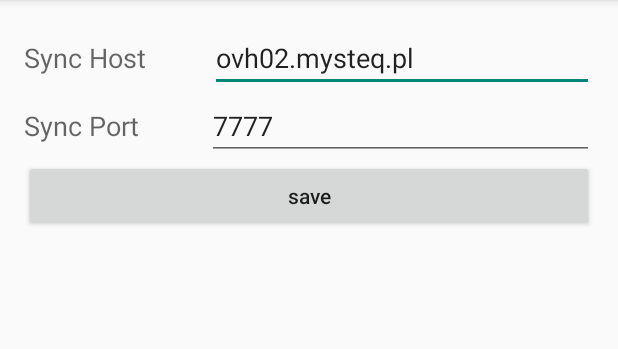
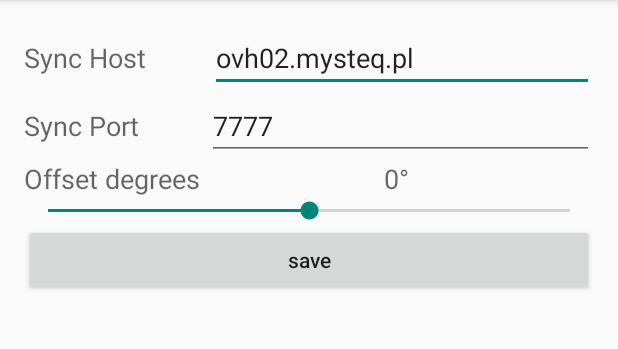
Before and after one commit to themysteq/rssi-recorder-new, an Android app: the SettingsActivity screen opened directly, with no data from a screen before it, on a phone screen of 412 x 824 dp, the part 84-433 px from its top. Run offline under Robolectric (Android 15) with nearby library versions, the phone set to English and light mode, and no system bars; our stand-ins replace ButterKnife, EventBus.

Commit message:
- Poprawki kompasu, fixes #22

```diff
--- a/app/src/main/java/pl/mysteq/software/rssirecordernew/activities/SettingsActivity.java
+++ b/app/src/main/java/pl/mysteq/software/rssirecordernew/activities/SettingsActivity.java
@@ -1,17 +1,17 @@
 package pl.mysteq.software.rssirecordernew.activities;
 
 import android.app.Activity;
-import android.content.Intent;
 import android.content.SharedPreferences;
 import android.net.ParseException;
 import android.os.Bundle;
 import android.util.Log;
 import android.widget.EditText;
+import android.widget.SeekBar;
+import android.widget.TextView;
 import android.widget.Toast;
 
 import org.greenrobot.eventbus.EventBus;
 
-import butterknife.BindString;
 import butterknife.BindView;
 import butterknife.ButterKnife;
 import butterknife.OnClick;
@@ -25,9 +25,12 @@ public class SettingsActivity extends Activity {
     public static final String LogTAG = "SettingsActivity";
     @BindView(R.id.serverEditText) EditText serverEditText;
     @BindView(R.id.portEditText) EditText portEditText;
+    @BindView(R.id.directionTextView) TextView offsetTextView;
+    @BindView(R.id.offsetSeekBar) SeekBar offsetSeekBar;
 
      SharedPreferences sharedPreferences = null;
      SharedPreferences.Editor editor = null;
+   int offsetValue = 0;
     protected void onCreate(Bundle savedInstanceState) {
         super.onCreate(savedInstanceState);
         setContentView(R.layout.activity_settings);
@@ -36,9 +39,30 @@ public class SettingsActivity extends Activity {
         editor = sharedPreferences.edit();
         String sharedPreferencesHostname = sharedPreferences.getString("SYNC_HOSTNAME","ovh02.mysteq.pl");
         int sharedPreferencesPort = sharedPreferences.getInt("SYNC_PORT",7777);
+        offsetValue = sharedPreferences.getInt(ScanningActivity.OFFSET_VALUE_KEY,0);
         serverEditText.setText(sharedPreferencesHostname);
         portEditText.setText(Integer.toString(sharedPreferencesPort) );
+        offsetSeekBar.setProgress(180+offsetValue);
+        offsetTextView.setText(Integer.toString(offsetValue)+'°');
 
+
+        offsetSeekBar.setOnSeekBarChangeListener(new SeekBar.OnSeekBarChangeListener() {
+            @Override
+            public void onProgressChanged(SeekBar seekBar, int i, boolean b) {
+                offsetValue = i-180;
+                offsetTextView.setText(Integer.toString(offsetValue)+'°');
+            }
+
+            @Override
+            public void onStartTrackingTouch(SeekBar seekBar) {
+
+            }
+
+            @Override
+            public void onStopTrackingTouch(SeekBar seekBar) {
+
+            }
+        });
     }
 
     @OnClick(R.id.settingsSaveButton) void saveSettings(){
@@ -48,6 +72,7 @@ public class SettingsActivity extends Activity {
 
             editor.putInt("SYNC_PORT",Integer.parseInt(portEditText.getText().toString(), 10));
             editor.putString("SYNC_HOSTNAME",serverEditText.getText().toString());
+            editor.putInt(ScanningActivity.OFFSET_VALUE_KEY,offsetValue);
             editor.commit();
             Toast.makeText(getApplicationContext(),"Settings saved",Toast.LENGTH_LONG);
             Log.d(LogTAG,"Settings saved");
@@ -62,6 +87,7 @@ public class SettingsActivity extends Activity {
         int port = 80;
         try {
             port = Integer.parseInt(portEditText.getText().toString(), 10);
+            //offsetValue = Integer.parseInt("0",10);
         }catch (ParseException e){
             Log.d(LogTAG,e.getMessage());
             return false;
@@ -81,4 +107,5 @@ public class SettingsActivity extends Activity {
         EventBus.getDefault().unregister(this);
         super.onStop();
     }
+
 }
--- a/app/src/main/res/layout/activity_settings.xml
+++ b/app/src/main/res/layout/activity_settings.xml
@@ -73,6 +73,46 @@
             <LinearLayout
                 android:layout_width="match_parent"
                 android:layout_height="match_parent"
+                android:layout_weight="1"
+                android:orientation="vertical">
+
+                <LinearLayout
+                    android:layout_width="match_parent"
+                    android:layout_height="match_parent"
+                    android:layout_weight="1"
+                    android:orientation="horizontal">
+
+                    <TextView
+                        android:id="@+id/offsetLabelTextView"
+                        android:layout_width="wrap_content"
+                        android:layout_height="wrap_content"
+                        android:layout_weight="1"
+                        android:text="Offset degrees"
+                        android:textAppearance="@android:style/TextAppearance.Material.Medium" />
+
+                    <TextView
+                        android:id="@+id/directionTextView"
+                        android:layout_width="wrap_content"
+                        android:layout_height="wrap_content"
+                        android:layout_weight="1"
+                        android:text="TextView"
+                        android:textAppearance="@android:style/TextAppearance.Material.Medium" />
+
+                </LinearLayout>
+
+                <SeekBar
+                    android:id="@+id/offsetSeekBar"
+                    style="@style/Widget.AppCompat.SeekBar.Discrete"
+                    android:layout_width="match_parent"
+                    android:layout_height="wrap_content"
+                    android:layout_weight="1"
+                    android:max="360"
+                    android:progress="180" />
+            </LinearLayout>
+
+            <LinearLayout
+                android:layout_width="match_parent"
+                android:layout_height="match_parent"
                 android:orientation="horizontal">
 
                 <Button
@@ -83,7 +123,10 @@
                     android:text="save"
                     android:textAlignment="center"
                     android:textAllCaps="false" />
-            </LinearLayout>
+
+
+        </LinearLayout>
+
         </LinearLayout>
     </ScrollView>
 </RelativeLayout>
```
Also changed, not shown: app/src/main/java/pl/mysteq/software/rssirecordernew/activities/ScanningActivity.java (+56 -117 lines), app/src/main/java/pl/mysteq/software/rssirecordernew/managers/ImageManipulationManager.java (+12 -0 lines), app/src/main/java/pl/mysteq/software/rssirecordernew/managers/SectorManager.java (+11 -0 lines), app/src/main/java/pl/mysteq/software/rssirecordernew/structures/MeasurePoint.java (+17 -5 lines), app/src/main/java/pl/mysteq/software/rssirecordernew/structures/Sector.java (+7 -1 lines), app/src/main/res/layout/activity_scanning.xml (+11 -9 lines).
